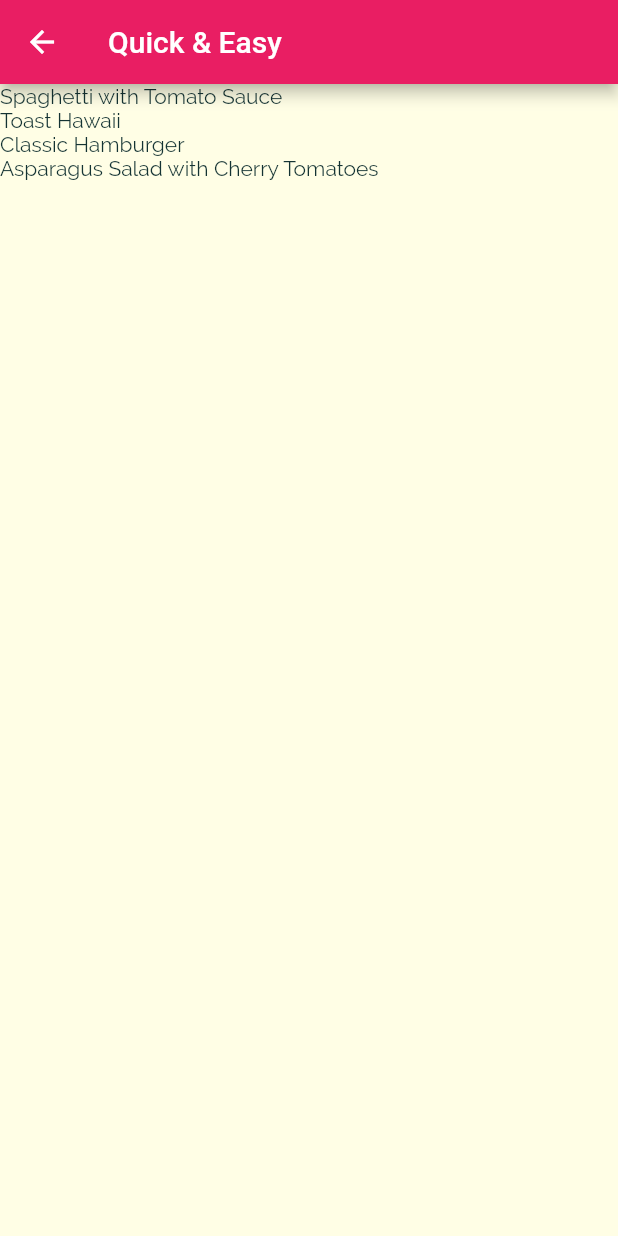
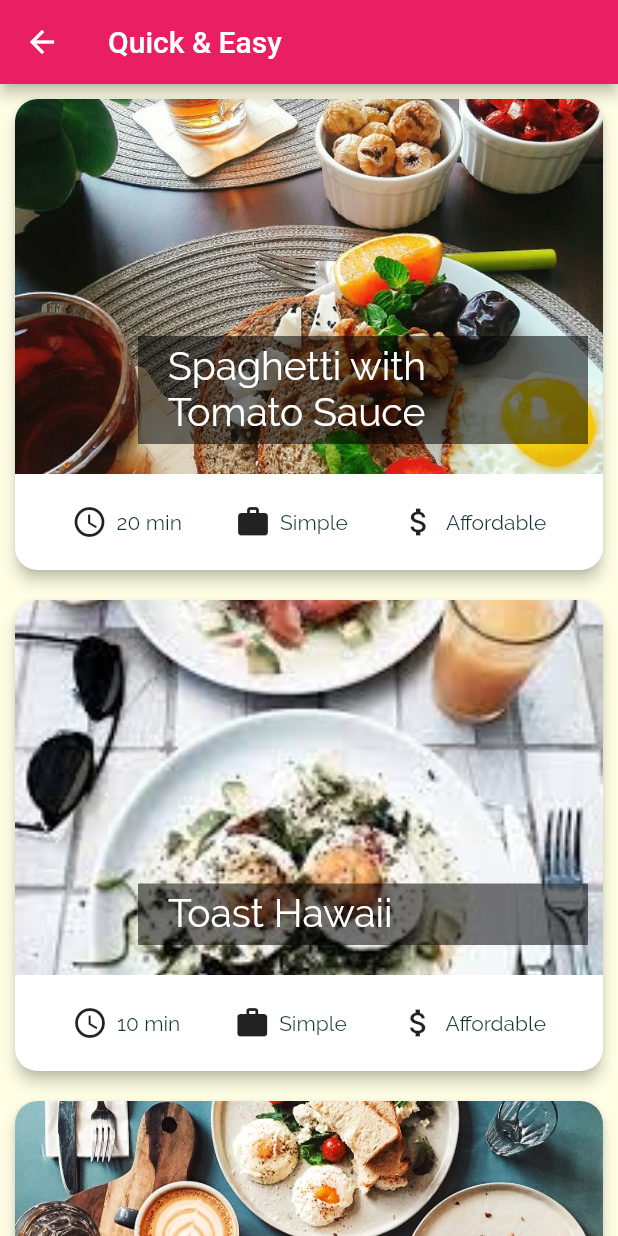
Before and after one commit to sushmitamaurya/food_menu_app, a Flutter app: the screen it shows after launch, after a tap on "Quick & Easy", on a phone screen of 412 x 824 dp. Run offline on Flutter 3.47's test engine with Material 2 defaults, Android fonts, the phone set to English and light mode, and no system bars.

Commit message:
food details

```diff
--- a/lib/view/dummy_data.dart
+++ b/lib/dummy_data.dart
@@ -1,6 +1,6 @@
 import 'package:flutter/material.dart';
 import 'package:food_menu/models/meal.dart';
-import '../models/catgories_model.dart';
+import 'models/catgories_model.dart';
 
 const DUMMY_CATEGORIES = const [
   Category(
@@ -64,8 +64,7 @@ const DUMMY_MEALS = const [
     title: 'Spaghetti with Tomato Sauce',
     affordability: Affordability.Affordable,
     complexity: Complexity.Simple,
-    imageUrl:
-        'https://upload.wikimedia.org/wikipedia/commons/thumb/2/20/Spaghetti_Bolognese_mit_Parmesan_oder_Grana_Padano.jpg/800px-Spaghetti_Bolognese_mit_Parmesan_oder_Grana_Padano.jpg',
+    imageUrl: 'assets/images/food1.jpeg',
     duration: 20,
     ingredients: [
       '4 Tomatoes',
@@ -97,8 +96,7 @@ const DUMMY_MEALS = const [
     title: 'Toast Hawaii',
     affordability: Affordability.Affordable,
     complexity: Complexity.Simple,
-    imageUrl:
-        'https://cdn.pixabay.com/photo/2018/07/11/21/51/toast-3532016_1280.jpg',
+    imageUrl: 'assets/images/food2.jpeg',
     duration: 10,
     ingredients: [
       '1 Slice White Bread',
@@ -126,8 +124,7 @@ const DUMMY_MEALS = const [
     title: 'Classic Hamburger',
     affordability: Affordability.Pricey,
     complexity: Complexity.Simple,
-    imageUrl:
-        'https://cdn.pixabay.com/photo/2014/10/23/18/05/burger-500054_1280.jpg',
+    imageUrl: 'assets/images/food3.webp',
     duration: 45,
     ingredients: [
       '300g Cattle Hack',
@@ -157,8 +154,7 @@ const DUMMY_MEALS = const [
     title: 'Wiener Schnitzel',
     affordability: Affordability.Luxurious,
     complexity: Complexity.Challenging,
-    imageUrl:
-        'https://cdn.pixabay.com/photo/2018/03/31/19/29/schnitzel-3279045_1280.jpg',
+    imageUrl: 'assets/images/food4.jpeg',
     duration: 60,
     ingredients: [
       '8 Veal Cutlets',
@@ -194,8 +190,7 @@ const DUMMY_MEALS = const [
     title: 'Salad with Smoked Salmon',
     affordability: Affordability.Luxurious,
     complexity: Complexity.Simple,
-    imageUrl:
-        'https://cdn.pixabay.com/photo/2016/10/25/13/29/smoked-salmon-salad-1768890_1280.jpg',
+    imageUrl: 'assets/images/food5.jpeg',
     duration: 15,
     ingredients: [
       'Arugula',
@@ -229,8 +224,7 @@ const DUMMY_MEALS = const [
     title: 'Delicious Orange Mousse',
     affordability: Affordability.Affordable,
     complexity: Complexity.Hard,
-    imageUrl:
-        'https://cdn.pixabay.com/photo/2017/05/01/05/18/pastry-2274750_1280.jpg',
+    imageUrl: 'assets/images/food6.jpeg',
     duration: 240,
     ingredients: [
       '4 Sheets of Gelatine',
@@ -264,8 +258,7 @@ const DUMMY_MEALS = const [
     title: 'Pancakes',
     affordability: Affordability.Affordable,
     complexity: Complexity.Simple,
-    imageUrl:
-        'https://cdn.pixabay.com/photo/2018/07/10/21/23/pancake-3529653_1280.jpg',
+    imageUrl: 'assets/images/food7.jpeg',
     duration: 20,
     ingredients: [
       '1 1/2 Cups all-purpose Flour',
@@ -295,8 +288,7 @@ const DUMMY_MEALS = const [
     title: 'Creamy Indian Chicken Curry',
     affordability: Affordability.Pricey,
     complexity: Complexity.Challenging,
-    imageUrl:
-        'https://cdn.pixabay.com/photo/2018/06/18/16/05/indian-food-3482749_1280.jpg',
+    imageUrl: 'assets/images/food8.jpeg',
     duration: 35,
     ingredients: [
       '4 Chicken Breasts',
@@ -328,8 +320,7 @@ const DUMMY_MEALS = const [
     title: 'Chocolate Souffle',
     affordability: Affordability.Affordable,
     complexity: Complexity.Hard,
-    imageUrl:
-        'https://cdn.pixabay.com/photo/2014/08/07/21/07/souffle-412785_1280.jpg',
+    imageUrl: 'assets/images/food9.jpeg',
     duration: 45,
     ingredients: [
       '1 Teaspoon melted Butter',
@@ -379,8 +370,7 @@ const DUMMY_MEALS = const [
     title: 'Asparagus Salad with Cherry Tomatoes',
     affordability: Affordability.Luxurious,
     complexity: Complexity.Simple,
-    imageUrl:
-        'https://cdn.pixabay.com/photo/2018/04/09/18/26/asparagus-3304997_1280.jpg',
+    imageUrl: 'assets/images/food10.jpeg',
     duration: 30,
     ingredients: [
       'White and Green Asparagus',
--- a/lib/main.dart
+++ b/lib/main.dart
@@ -1,4 +1,5 @@
 import 'package:flutter/material.dart';
+import 'package:food_menu/view/meal_detailsScreen.dart';
 import 'view/categories_mealScreen.dart';
 import 'view/categries_screen.dart';
 
@@ -38,6 +39,7 @@ class MyApp extends StatelessWidget {
       routes: {
         '/': (ctx) => CategoriesScreen(),
         CategoriesMeal.routeName: (ctx) => CategoriesMeal(),
+        MealDeatilScreen.routeName: (ctx) => MealDeatilScreen(),
       },
     );
   }
--- a/lib/view/categories_mealScreen.dart
+++ b/lib/view/categories_mealScreen.dart
@@ -1,14 +1,11 @@
 import 'package:flutter/material.dart';
 import 'package:flutter/src/widgets/container.dart';
 import 'package:flutter/src/widgets/framework.dart';
-import 'dummy_data.dart';
+import 'package:food_menu/widgets/meal_item.dart';
+import '../dummy_data.dart';
 
 class CategoriesMeal extends StatelessWidget {
   static const routeName = '/category-meals';
-  // final String categoryId;
-  // final String categoryTitle;
-
-  // const CategoriesMeal({required this.categoryId, required this.categoryTitle});
 
   @override
   Widget build(BuildContext context) {
@@ -24,7 +21,14 @@ class CategoriesMeal extends StatelessWidget {
         appBar: AppBar(title: Text(categoryTitle!)),
         body: ListView.builder(
           itemBuilder: (ctx, index) {
-            return Text(categoriesMeals[index].title!);
+            return MealItem(
+              id: categoriesMeals[index].id,
+              title: categoriesMeals[index].title,
+              imageUrl: categoriesMeals[index].imageUrl,
+              duration: categoriesMeals[index].duration,
+              affordability: categoriesMeals[index].affordability,
+              complexity: categoriesMeals[index].complexity,
+            );
           },
           itemCount: categoriesMeals.length,
         ));
--- a/lib/view/categries_screen.dart
+++ b/lib/view/categries_screen.dart
@@ -1,6 +1,6 @@
 import 'package:flutter/material.dart';
-import 'package:food_menu/view/categories_item.dart';
-import './dummy_data.dart';
+import 'package:food_menu/widgets/categories_item.dart';
+import '../dummy_data.dart';
 
 class CategoriesScreen extends StatefulWidget {
   @override
--- /dev/null
+++ b/lib/view/meal_detailsScreen.dart
@@ -0,0 +1,18 @@
+import 'package:flutter/material.dart';
+
+class MealDeatilScreen extends StatelessWidget {
+  const MealDeatilScreen({super.key});
+  static const routeName = '/meal-detail';
+
+  @override
+  Widget build(BuildContext context) {
+    final mealId = ModalRoute.of(context)?.settings.arguments as String?;
+    return Scaffold(
+        appBar: AppBar(
+          title: Text('$mealId'),
+        ),
+        body: Center(
+          child: Text('the meal-$mealId!'),
+        ));
+  }
+}
--- a/lib/view/categories_item.dart
+++ b/lib/widgets/categories_item.dart
@@ -1,5 +1,5 @@
 import 'package:flutter/material.dart';
-import 'categories_mealScreen.dart';
+import '../view/categories_mealScreen.dart';
 
 class CategoriesItem extends StatelessWidget {
   final String? id;
--- /dev/null
+++ b/lib/widgets/meal_item.dart
@@ -0,0 +1,144 @@
+import 'package:flutter/material.dart';
+import 'package:flutter/src/widgets/container.dart';
+import 'package:flutter/src/widgets/framework.dart';
+import 'package:food_menu/view/meal_detailsScreen.dart';
+
+import '../models/meal.dart';
+
+class MealItem extends StatelessWidget {
+  final String? id;
+  final String? title;
+  final String? imageUrl;
+  final int? duration;
+  final Complexity? complexity;
+  final Affordability? affordability;
+
+  const MealItem({
+    this.id,
+    this.title,
+    this.imageUrl,
+    this.duration,
+    this.complexity,
+    this.affordability,
+  });
+
+  String? get complexityText {
+    switch (complexity) {
+      case Complexity.Simple:
+        return 'Simple';
+
+      case Complexity.Challenging:
+        return 'Challenging';
+
+      case Complexity.Hard:
+        return 'Hard';
+
+      default:
+        return 'unkown';
+    }
+  }
+
+  String? get affordabilityText {
+    switch (affordability) {
+      case Affordability.Affordable:
+        return 'Affordable';
+
+      case Affordability.Pricey:
+        return 'Challenging';
+
+      case Affordability.Luxurious:
+        return 'Expensive';
+
+      default:
+        return 'unkown';
+    }
+  }
+
+  void selectMeal(BuildContext context) {
+    Navigator.of(context).pushNamed(MealDeatilScreen.routeName, arguments: id);
+  }
+
+  @override
+  Widget build(BuildContext context) {
+    return InkWell(
+        onTap: () => selectMeal(context),
+        child: Card(
+          shape: RoundedRectangleBorder(
+            borderRadius: BorderRadius.circular(15),
+          ),
+          elevation: 4,
+          margin: const EdgeInsets.all(10),
+          child: Column(
+            children: [
+              Stack(
+                children: [
+                  ClipRRect(
+                    borderRadius: const BorderRadius.only(
+                        topLeft: Radius.circular(15),
+                        topRight: Radius.circular(15)),
+                    child: Image.asset(
+                      imageUrl!,
+                      height: 250,
+                      width: double.infinity,
+                      fit: BoxFit.cover,
+                    ),
+                  ),
+                  Positioned(
+                    bottom: 20,
+                    right: 10,
+                    child: Container(
+                      width: 300,
+                      color: Colors.black54,
+                      padding: const EdgeInsets.symmetric(
+                          vertical: 5, horizontal: 20),
+                      child: Text(
+                        title!,
+                        style:
+                            const TextStyle(fontSize: 26, color: Colors.white),
+                        softWrap: true,
+                        overflow: TextOverflow.fade,
+                      ),
+                    ),
+                  )
+                ],
+              ),
+              Padding(
+                padding: const EdgeInsets.all(20),
+                child: Row(
+                  mainAxisAlignment: MainAxisAlignment.spaceAround,
+                  children: [
+                    Row(
+                      children: [
+                        const Icon(Icons.schedule),
+                        const SizedBox(
+                          width: 6,
+                        ),
+                        Text('$duration min')
+                      ],
+                    ),
+                    Row(
+                      children: [
+                        const Icon(Icons.work),
+                        const SizedBox(
+                          width: 6,
+                        ),
+                        Text(complexityText!)
+                      ],
+                    ),
+                    Row(
+                      children: [
+                        const Icon(Icons.attach_money),
+                        const SizedBox(
+                          width: 6,
+                        ),
+                        Text(affordabilityText!)
+                      ],
+                    )
+                  ],
+                ),
+              )
+            ],
+          ),
+        ));
+  }
+}
--- a/pubspec.yaml
+++ b/pubspec.yaml
@@ -60,8 +60,8 @@ flutter:
   uses-material-design: true
 
   # To add assets to your application, add an assets section, like this:
-  # assets:
-  #   - images/a_dot_burr.jpeg
+  assets:
+    - assets/images/
   #   - images/a_dot_ham.jpeg
 
   # An image asset can refer to one or more resolution-specific "variants", see
```
Also changed, not shown: assets/images/food1.jpeg (added), assets/images/food10.jpeg (added), assets/images/food11.jpeg (added), assets/images/food2.jpeg (added), assets/images/food3.webp (added), assets/images/food4.jpeg (added), assets/images/food5.jpeg (added), assets/images/food6.jpeg (added), assets/images/food7.jpeg (added), assets/images/food8.jpeg (added), assets/images/food9.jpeg (added), lib/view/meal_item.dart (deleted).
